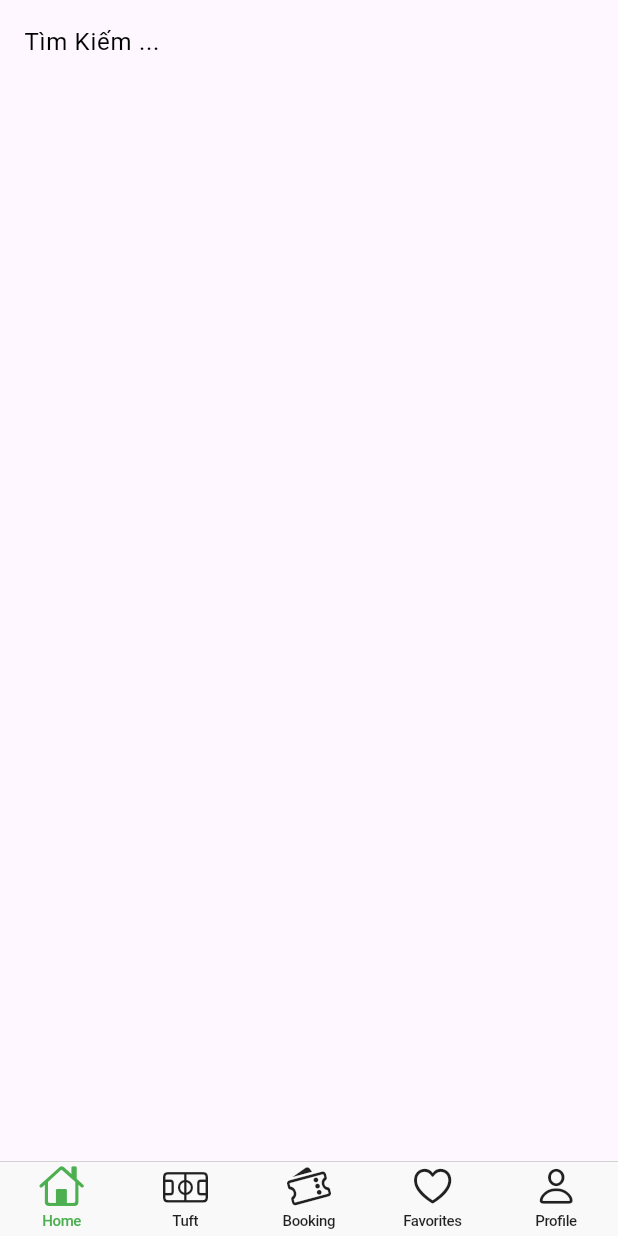
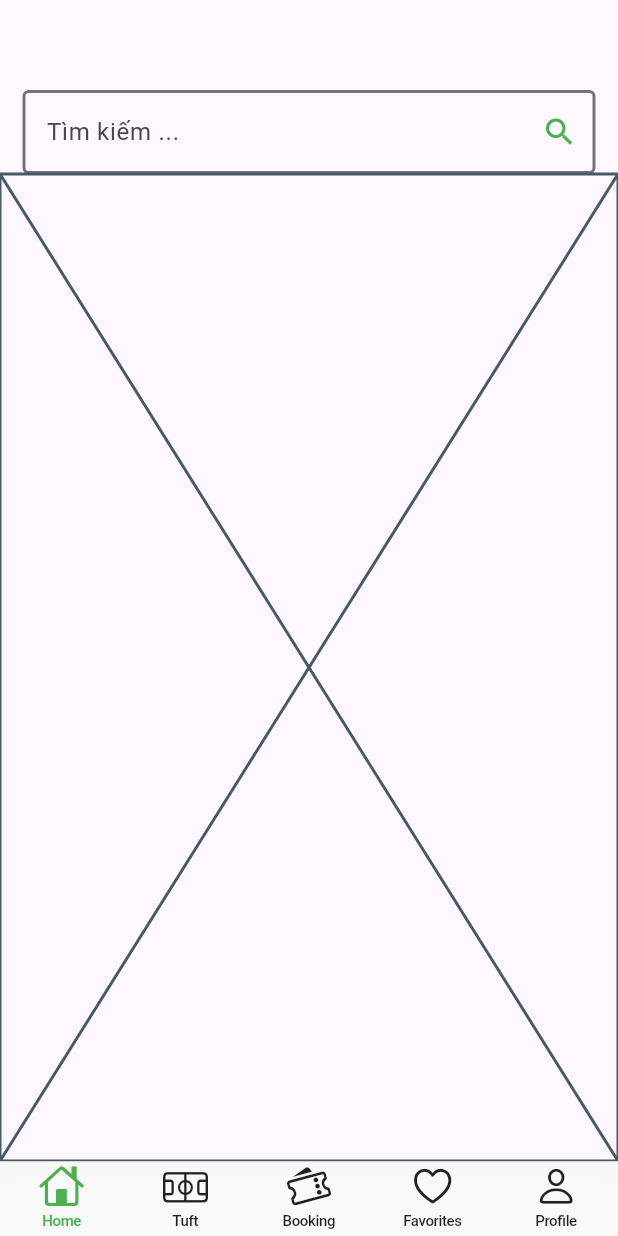
Before and after one commit to nmcuan-hihi/testflutter, a Flutter app: the screen it shows after launch, on a phone screen of 412 x 824 dp. Run offline on Flutter 3.47's test engine with Material 3 defaults, Android fonts, the phone set to English and light mode, and no system bars.

Commit message:
bottomnavigation 1.1

```diff
--- a/lib/main.dart
+++ b/lib/main.dart
@@ -1,9 +1,5 @@
 import 'package:flutter/material.dart';
-import 'package:testflutter/presentation/favorites.dart';
 import 'presentation/homePage.dart';
-import './presentation/tuft.dart';
-import './presentation/booking.dart';
-import './presentation/profile.dart';
 void main() => runApp(MyApp());
 
 class MyApp extends StatelessWidget {
@@ -12,13 +8,8 @@ class MyApp extends StatelessWidget {
   Widget build(BuildContext context) {
     return MaterialApp(
       debugShowCheckedModeBanner: false,
-      initialRoute: '/',
       routes: {
         '/': (context) => const Homepage(),
-        '/tuft': (context) => const TuftScreen(),
-        '/favorites': (context) => const Favorites(),
-        '/booking': (context) => const Booking(),
-        '/profile': (context) => const Profile(),
       },
     );
   }
--- a/lib/presentation/homePage.dart
+++ b/lib/presentation/homePage.dart
@@ -25,30 +25,35 @@ class _Homepage extends State<Homepage> {
   @override
   Widget build(BuildContext context) {
     return Scaffold(
-      appBar: AppBar(
-        title: TextField(
-          decoration: InputDecoration(
-            hintText: "Tìm Kiếm ...",
-            border: InputBorder.none,
-            hintStyle: TextStyle(color: Colors.black),
-          ),
-          onChanged: (value){
-            setState(() {
-              timkiem = value;
-            });
-          },
-        ),
-      ),
       body: Column(
         children: [
-          if (timkiem.isNotEmpty)
-          Padding(
-            padding: const EdgeInsets.all(16.0),
-            child: Text(
-              "Tìm Kiếm: $timkiem",
+          Form(
+          child: Column(
+              children: [
+                Container(
+                  margin: EdgeInsets.only(top: 60),
+                  padding: EdgeInsets.symmetric(horizontal: 15),
+                  child: TextFormField(
+                   keyboardType: TextInputType.text,
+                   decoration: InputDecoration(
+                    labelText: 'Tìm kiếm ...',
+                    suffixIcon: Icon(Icons.search, color: Colors.green),
+                    border: OutlineInputBorder(),
+                    enabledBorder: OutlineInputBorder(
+                      borderSide: BorderSide(color: Colors.black54, width: 2.0),
+                    ),
+                    focusedBorder: OutlineInputBorder(
+                      borderSide: BorderSide(color: Colors.black54, width: 2.0),
+                    ),
+                   ),
+                   autovalidateMode: AutovalidateMode.onUserInteraction,
 
+                  ),
+                )
+              ],
             ),
-          )
+          ),
+          Expanded(child: _widgetOptions[_chon]),
         ],
       ),
       bottomNavigationBar: CupertinoTabBar(
```
